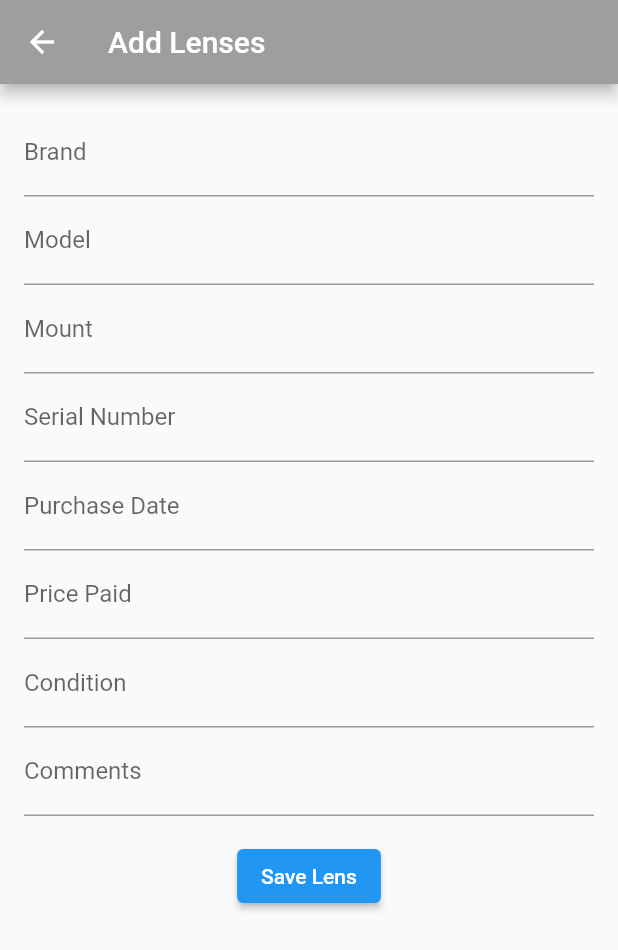
After one commit to AlexGuoussatchok/analog_faith, a Flutter app: the AddLensesScreen screen opened by its route, after a tap on "Save Lens", on a phone screen of 412 x 824 dp. The commit adds this screen. Shown: the top 950 px of the screen. Run offline on Flutter 3.47's test engine with Material 2 defaults, Android fonts, the phone set to English and light mode, and no system bars; our stand-ins replace sqflite; accounts and stored records are empty.

Commit message:
+ add lenses screen initial commit

```diff
--- a/lib/database_helper/inventory_database_helper.dart
+++ b/lib/database_helper/inventory_database_helper.dart
@@ -116,5 +116,33 @@ class InventoryDatabaseHelper {
     return await db.query('my_lenses');
   }
 
+  Future<int> addLens(
+      String brand,
+      String model,
+      String mount,
+      String serialNumber,
+      String purchaseDate,
+      double pricePaid,
+      String condition,
+      String comments,
+      ) async {
+    final db = await database;
+    final id = await db.insert(
+      'my_lenses',
+      {
+        'brand': brand,
+        'model': model,
+        'mount': mount,
+        'serial_number': serialNumber,
+        'purchase_date': purchaseDate,
+        'price_paid': pricePaid,
+        'condition': condition,
+        'comments': comments,
+      },
+    );
+    return id;
+  }
+
+
 
 }
--- a/lib/main.dart
+++ b/lib/main.dart
@@ -1,3 +1,4 @@
+import 'package:analog_faith/screens/add_lenses_screen.dart';
 import 'package:analog_faith/screens/my_lenses_screen.dart';
 import 'package:flutter/material.dart';
 import 'package:analog_faith/screens/home_screen.dart';
@@ -26,6 +27,7 @@ class AnalogFaithApp extends StatelessWidget {
         '/inventory/my_cameras': (context) => const MyCamerasScreen(),
         '/inventory/add_camera': (context) => const AddCameraScreen(),
         '/inventory/my_lenses': (context) => const MyLensesScreen(),
+        '/inventory/add_lens': (context) => const AddLensesScreen(),
         // Define other routes as needed
       },
       initialRoute: '/',
--- /dev/null
+++ b/lib/screens/add_lenses_screen.dart
@@ -0,0 +1,109 @@
+import 'package:flutter/material.dart';
+import 'package:analog_faith/database_helper/inventory_database_helper.dart';
+
+class AddLensesScreen extends StatefulWidget {
+  const AddLensesScreen({Key? key}) : super(key: key);
+
+  @override
+  _AddLensesScreenState createState() => _AddLensesScreenState();
+}
+
+class _AddLensesScreenState extends State<AddLensesScreen> {
+  // Initialize the database helper
+  final InventoryDatabaseHelper databaseHelper = InventoryDatabaseHelper();
+
+  // Define TextEditingController for capturing user input
+  final TextEditingController brandController = TextEditingController();
+  final TextEditingController modelController = TextEditingController();
+  final TextEditingController mountController = TextEditingController();
+  final TextEditingController serialNumberController = TextEditingController();
+  final TextEditingController purchaseDateController = TextEditingController();
+  final TextEditingController pricePaidController = TextEditingController();
+  final TextEditingController conditionController = TextEditingController();
+  final TextEditingController commentsController = TextEditingController();
+
+  @override
+  Widget build(BuildContext context) {
+    return Scaffold(
+      appBar: AppBar(
+        title: const Text('Add Lenses'),
+        backgroundColor: Colors.grey,
+      ),
+      body: SingleChildScrollView(
+        padding: const EdgeInsets.all(16.0),
+        child: Column(
+          children: <Widget>[
+            // Add form fields for lens information
+            TextFormField(
+              controller: brandController,
+              decoration: const InputDecoration(labelText: 'Brand'),
+            ),
+            TextFormField(
+              controller: modelController,
+              decoration: const InputDecoration(labelText: 'Model'),
+            ),
+            TextFormField(
+              controller: mountController,
+              decoration: const InputDecoration(labelText: 'Mount'),
+            ),
+            TextFormField(
+              controller: serialNumberController,
+              decoration: const InputDecoration(labelText: 'Serial Number'),
+            ),
+            TextFormField(
+              controller: purchaseDateController,
+              decoration: const InputDecoration(labelText: 'Purchase Date'),
+            ),
+            TextFormField(
+              controller: pricePaidController,
+              decoration: const InputDecoration(labelText: 'Price Paid'),
+              keyboardType: TextInputType.number,
+            ),
+            TextFormField(
+              controller: conditionController,
+              decoration: const InputDecoration(labelText: 'Condition'),
+            ),
+            TextFormField(
+              controller: commentsController,
+              decoration: const InputDecoration(labelText: 'Comments'),
+            ),
+            const SizedBox(height: 16.0), // Add spacing
+
+            ElevatedButton(
+              onPressed: () async {
+                // Add a lens to the database
+                await databaseHelper.addLens(
+                  brandController.text,
+                  modelController.text,
+                  mountController.text,
+                  serialNumberController.text,
+                  purchaseDateController.text,
+                  double.tryParse(pricePaidController.text) ?? 0.0,
+                  conditionController.text,
+                  commentsController.text,
+                );
+
+                // Navigate back to the My Lenses screen
+                Navigator.pop(context);
+              },
+              child: const Text('Save Lens'),
+            ),
+          ],
+        ),
+      ),
+    );
+  }
+
+  @override
+  void dispose() {
+    // Dispose of controllers to avoid memory leaks
+    brandController.dispose();
+    modelController.dispose();
+    serialNumberController.dispose();
+    purchaseDateController.dispose();
+    pricePaidController.dispose();
+    conditionController.dispose();
+    commentsController.dispose();
+    super.dispose();
+  }
+}
```
